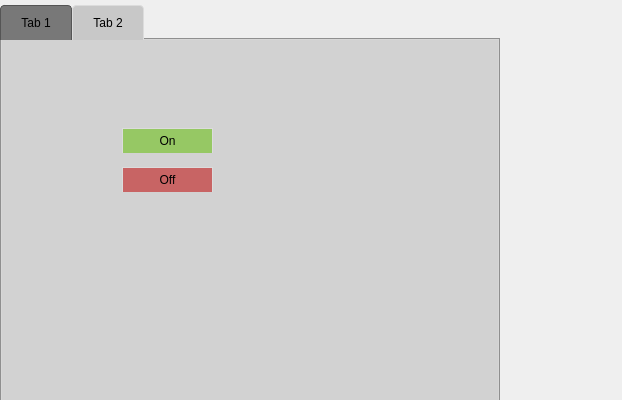
This is gui/view.ui in thersi/NetNemesis as Qt 5 draws it before an edit. The edited form follows.
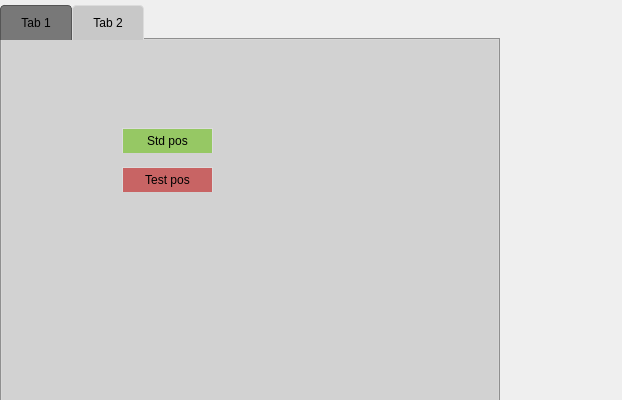
This is the edited form.

Commit message: Arduino funker?

Diff of the .ui file:
```diff
--- a/gui/view.ui
+++ b/gui/view.ui
@@ -156,7 +156,7 @@
 }</string>
         </property>
         <property name="text">
-         <string>On</string>
+         <string>Std pos</string>
         </property>
        </widget>
       </item>
@@ -173,7 +173,7 @@
 }</string>
         </property>
         <property name="text">
-         <string>Off</string>
+         <string>Test pos</string>
         </property>
        </widget>
       </item>
```
The commit also changes 2 other files.
